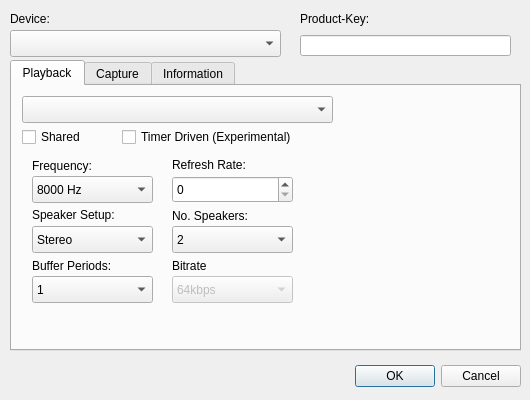
First picture: the form in src/aaxconfig.ui, repository adalinbv/aax-support, before the edit.
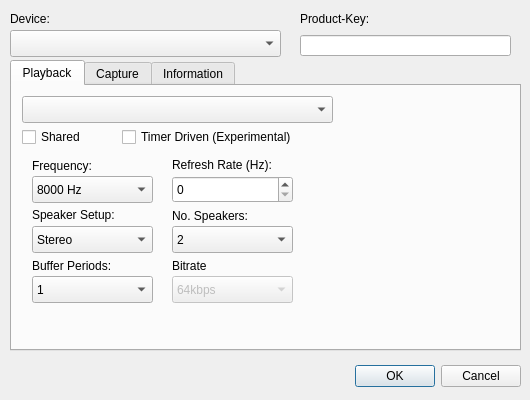
Second picture: the form after the edit. The open tabs and pages were chosen to show the change. Custom widgets are drawn as their Qt base class.

Commit message: Create a tooltip for the refresh rate

Diff of the .ui file:
```diff
--- a/src/aaxconfig.ui
+++ b/src/aaxconfig.ui
@@ -419,12 +419,12 @@
       <rect>
        <x>160</x>
        <y>70</y>
-       <width>91</width>
+       <width>121</width>
        <height>17</height>
       </rect>
      </property>
      <property name="text">
-      <string>Refresh Rate:</string>
+      <string>Refresh Rate (Hz):</string>
      </property>
     </widget>
     <widget class="QSpinBox" name="RefreshRate">
```
Left out of the diff: 12 changed lines with no effect on the pictures. The commit also changes 1 other file.
